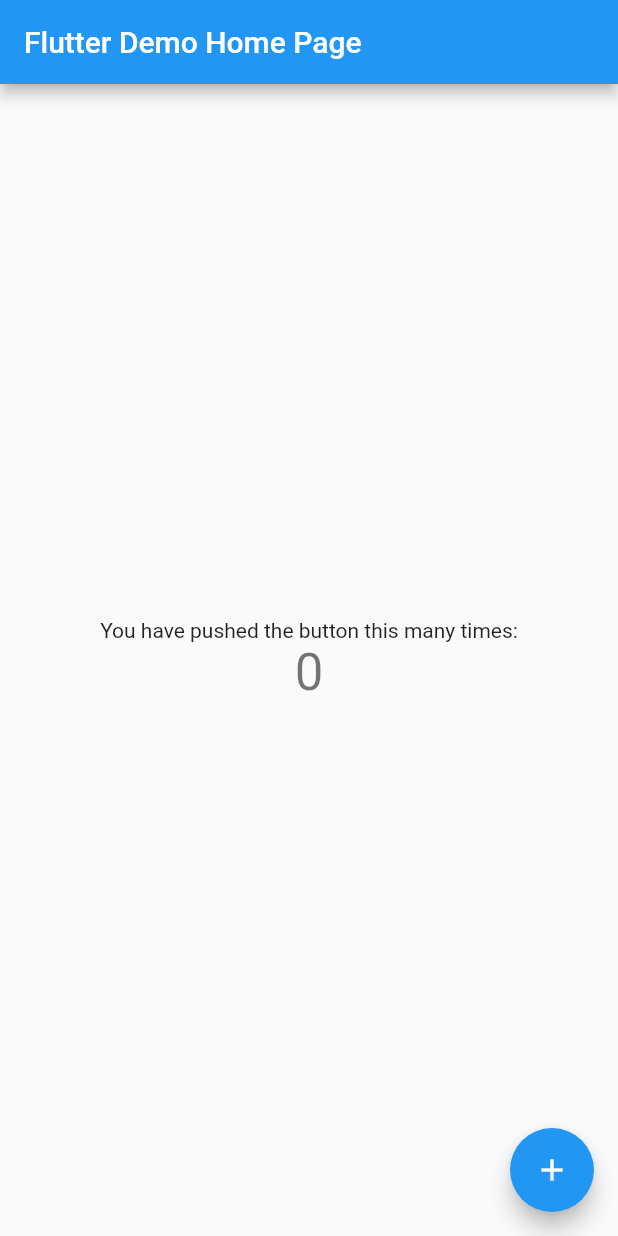
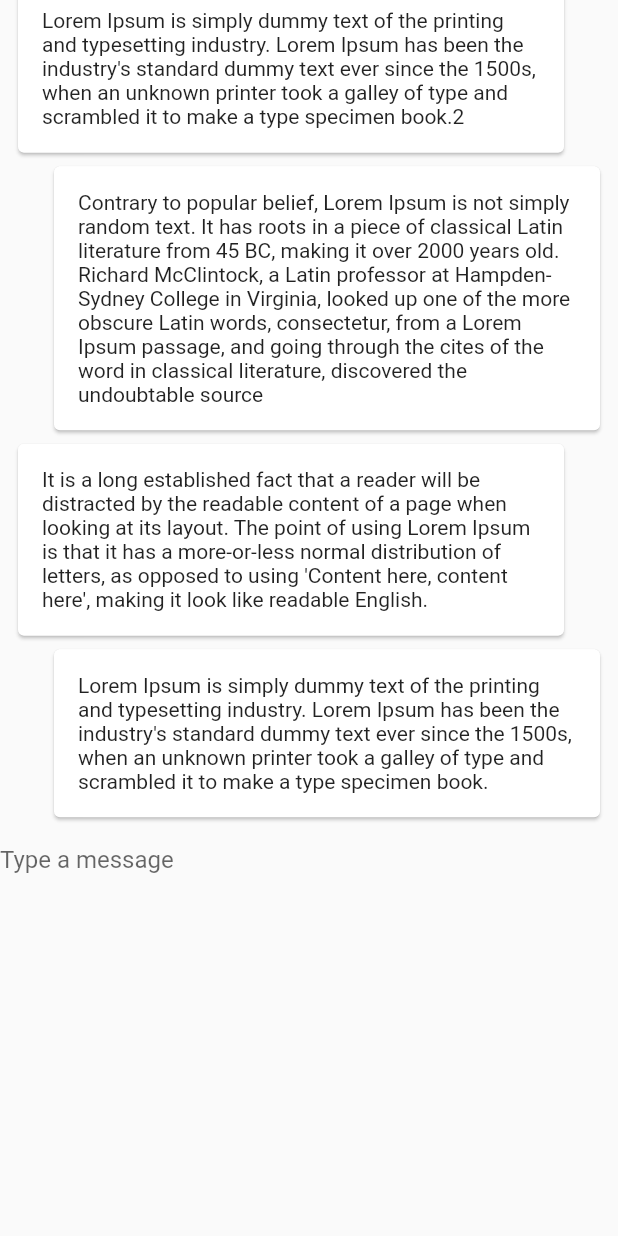
Before and after one commit to hidragos/firebase-flutter-messaging, a Flutter app: the screen it shows after launch, on a phone screen of 412 x 824 dp. Run offline on Flutter 3.47's test engine with Material 2 defaults, Android fonts, the phone set to English and light mode, and no system bars; missing offline and left inert: dart:ffi.

Commit message:
basic layout

```diff
--- /dev/null
+++ b/lib/main-view.dart
@@ -0,0 +1,16 @@
+import 'package:flutter/cupertino.dart';
+
+class MainView extends StatelessWidget {
+  final Widget? child;
+
+  const MainView({required this.child, Key? key}) : super(key: key);
+
+  @override
+  Widget build(BuildContext context) {
+    return SizedBox(
+      width: Size.infinite.width,
+      height: Size.infinite.height,
+      child: child,
+    );
+  }
+}
--- a/lib/main.dart
+++ b/lib/main.dart
@@ -1,4 +1,7 @@
 import 'package:flutter/material.dart';
+import 'package:flutter_application_1/main-view.dart';
+import 'package:flutter_application_1/message.dart';
+import 'package:flutter_application_1/statitc-messages.dart';
 
 void main() {
   runApp(const MyApp());
@@ -29,38 +32,59 @@
 }
 
 class _MyHomePageState extends State<MyHomePage> {
-  int _counter = 0;
+  late TextEditingController _controller;
 
-  void _incrementCounter() {
-    setState(() {
-      _counter++;
-    });
+  List<String> messages = staticMessages;
+
+  @override
+  void initState() {
+    super.initState();
+    _controller = TextEditingController();
+  }
+
+  @override
+  void dispose() {
+    _controller.dispose();
+    super.dispose();
   }
 
   @override
   Widget build(BuildContext context) {
     return Scaffold(
         appBar: AppBar(
+          toolbarHeight: 0,
           title: Text(widget.title),
         ),
-        body: Center(
+        body: MainView(
           child: Column(
-            mainAxisAlignment: MainAxisAlignment.center,
-            children: <Widget>[
-              const Text(
-                'You have pushed the button this many times:',
+            children: [
+              Expanded(
+                flex: 2,
+                child: ListView(
+                  reverse: true,
+                  shrinkWrap: true,
+                  children: messages
+                      .asMap()
+                      .entries
+                      .map((entry) => Message(
+                            isMe: entry.key % 2 == 0,
+                            message: entry.value,
+                          ))
+                      .toList(),
+                ),
               ),
-              Text(
-                '$_counter',
-                style: Theme.of(context).textTheme.headline4,
-              ),
+              Expanded(
+                flex: 1,
+                child: TextField(
+                  controller: _controller,
+                  decoration: const InputDecoration(
+                    border: InputBorder.none,
+                    hintText: 'Type a message',
+                  ),
+                ),
+              )
             ],
           ),
-        ),
-        floatingActionButton: FloatingActionButton(
-          onPressed: _incrementCounter,
-          tooltip: 'Increment',
-          child: const Icon(Icons.add),
         ));
   }
 }
--- /dev/null
+++ b/lib/message.dart
@@ -0,0 +1,32 @@
+import 'dart:ffi';
+
+import 'package:flutter/material.dart';
+
+class Message extends StatelessWidget {
+  String message;
+  bool isMe;
+  final double isMeDifference = 32;
+  final double standardPaddingH = 8;
+  final double standardPaddingV = 0.5;
+
+  Message({required this.isMe, required this.message, Key? key})
+      : super(key: key);
+
+  @override
+  Widget build(BuildContext context) {
+    return Padding(
+      padding: EdgeInsets.fromLTRB(
+          isMe ? isMeDifference : standardPaddingH,
+          standardPaddingV,
+          !isMe ? isMeDifference : standardPaddingH,
+          standardPaddingV),
+      child: SizedBox(
+          width: Size.infinite.width,
+          child: Card(
+              child: Padding(
+            padding: const EdgeInsets.all(16.0),
+            child: Text(message),
+          ))),
+    );
+  }
+}
--- /dev/null
+++ b/lib/statitc-messages.dart
@@ -0,0 +1,8 @@
+List<String> staticMessages = [
+  "Lorem Ipsum is simply dummy text of the printing and typesetting industry. Lorem Ipsum has been the industry's standard dummy text ever since the 1500s, when an unknown printer took a galley of type and scrambled it to make a type specimen book.",
+  "It is a long established fact that a reader will be distracted by the readable content of a page when looking at its layout. The point of using Lorem Ipsum is that it has a more-or-less normal distribution of letters, as opposed to using 'Content here, content here', making it look like readable English.",
+  "Contrary to popular belief, Lorem Ipsum is not simply random text. It has roots in a piece of classical Latin literature from 45 BC, making it over 2000 years old. Richard McClintock, a Latin professor at Hampden-Sydney College in Virginia, looked up one of the more obscure Latin words, consectetur, from a Lorem Ipsum passage, and going through the cites of the word in classical literature, discovered the undoubtable source",
+  "Lorem Ipsum is simply dummy text of the printing and typesetting industry. Lorem Ipsum has been the industry's standard dummy text ever since the 1500s, when an unknown printer took a galley of type and scrambled it to make a type specimen book.2",
+  "It is a long established fact that a reader will be distracted by the readable content of a page when looking at its layout. The point of using Lorem Ipsum is that it has a more-or-less normal distribution of letters, as opposed to using 'Content here, content here', making it look like readable English.2",
+  "Contrary to popular belief, Lorem Ipsum is not simply random text. It has roots in a piece of classical Latin literature from 45 BC, making it over 2000 years old. Richard McClintock, a Latin professor at Hampden-Sydney College in Virginia, looked up one of the more obscure Latin words, consectetur, from a Lorem Ipsum passage, and going through the cites of the word in classical literature, discovered the undoubtable source2"
+];
```
